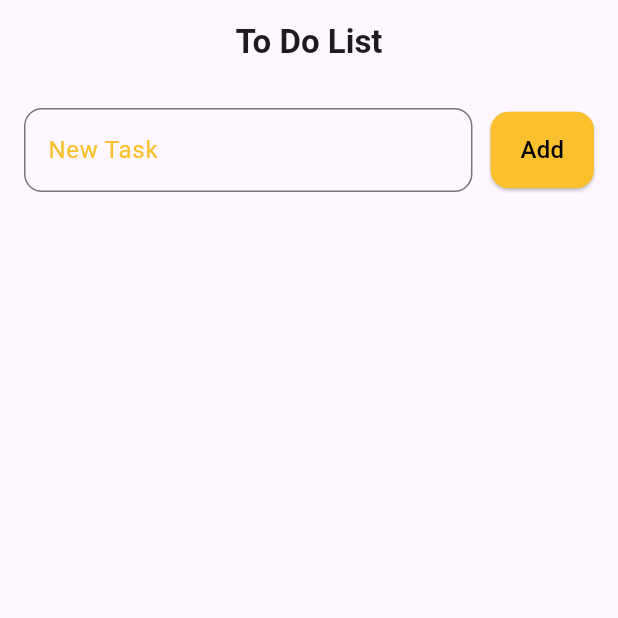
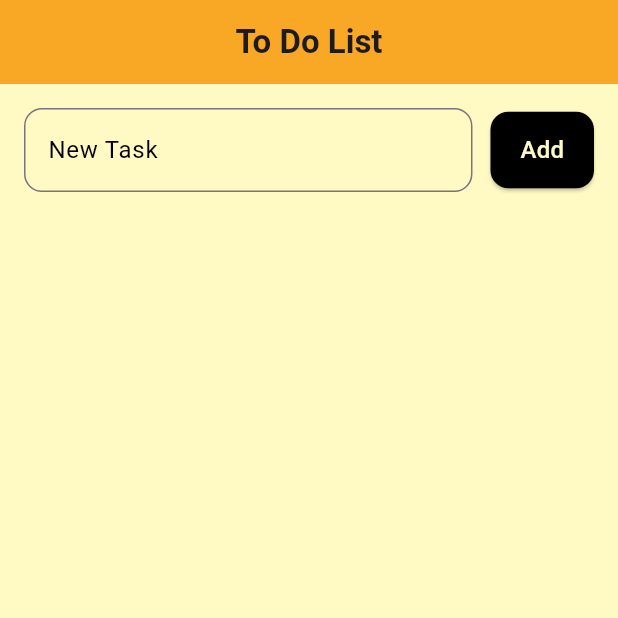
Before and after one commit to ReapersSchythe/Todoapp, a Flutter app: the screen it shows after launch, on a phone screen of 412 x 824 dp, the top half of it. Run offline on Flutter 3.47's test engine with Material 3 defaults, Android fonts, the phone set to English and light mode, and no system bars.

Commit message:
Update main.dart

```diff
--- a/lib/main.dart
+++ b/lib/main.dart
@@ -49,9 +49,11 @@ class _ToDoListPageState extends State<ToDoListPage> {
   @override
   Widget build(BuildContext context) {
     return Scaffold(
+      backgroundColor: Colors.yellow[100],
       appBar: AppBar(
         title: Text('To Do List', style: TextStyle(fontWeight: FontWeight.bold)),
         centerTitle: true,
+        backgroundColor: Colors.yellow[800],
       ),
       body: Column(
         children: [
@@ -64,12 +66,12 @@ class _ToDoListPageState extends State<ToDoListPage> {
                     controller: _taskController,
                     decoration: InputDecoration(
                       labelText: 'New Task',
-                      labelStyle: TextStyle(color: Colors.yellow[700] ?? Colors.yellow),
+                      labelStyle: TextStyle(color: Colors.black),
                       border: OutlineInputBorder(
                         borderRadius: BorderRadius.circular(12.0),
                       ),
                       focusedBorder: OutlineInputBorder(
-                        borderSide: BorderSide(color: Colors.yellow[700] ?? Colors.yellow, width: 2.0),
+                        borderSide: BorderSide(color: Colors.black, width: 2.0),
                       ),
                     ),
                   ),
@@ -77,7 +79,7 @@ class _ToDoListPageState extends State<ToDoListPage> {
                 SizedBox(width: 12),
                 ElevatedButton(
                   style: ElevatedButton.styleFrom(
-                    backgroundColor: Colors.yellow[700] ?? Colors.yellow,
+                    backgroundColor: Colors.black,
                     shape: RoundedRectangleBorder(
                       borderRadius: BorderRadius.circular(12.0),
                     ),
@@ -88,7 +90,7 @@ class _ToDoListPageState extends State<ToDoListPage> {
                       _addTask(_taskController.text);
                     }
                   },
-                  child: Text('Add', style: TextStyle(fontSize: 16, color: Colors.black)),
+                  child: Text('Add', style: TextStyle(fontSize: 16, color: Colors.yellow[100])),
                 ),
               ],
             ),
@@ -119,6 +121,7 @@ class _ToDoListPageState extends State<ToDoListPage> {
                     child: Icon(Icons.delete, color: Colors.white),
                   ),
                   child: Card(
+                    color: Colors.yellow[800],
                     margin: EdgeInsets.symmetric(horizontal: 12, vertical: 6),
                     shape: RoundedRectangleBorder(
                       borderRadius: BorderRadius.circular(12.0),
@@ -127,7 +130,8 @@ class _ToDoListPageState extends State<ToDoListPage> {
                     child: ListTile(
                       key: ValueKey(task['text']),
                       leading: Checkbox(
-                        activeColor: Colors.yellow[700] ?? Colors.yellow,
+                        activeColor: Colors.black,
+                        checkColor: Colors.yellow[100],
                         value: task['completed'],
                         onChanged: (value) {
                           _toggleCompletion(index);
@@ -137,6 +141,7 @@ class _ToDoListPageState extends State<ToDoListPage> {
                         task['text'],
                         style: TextStyle(
                           fontSize: 18,
+                          color: Colors.black,
                           decoration: task['completed']
                               ? TextDecoration.lineThrough
                               : TextDecoration.none,
```
